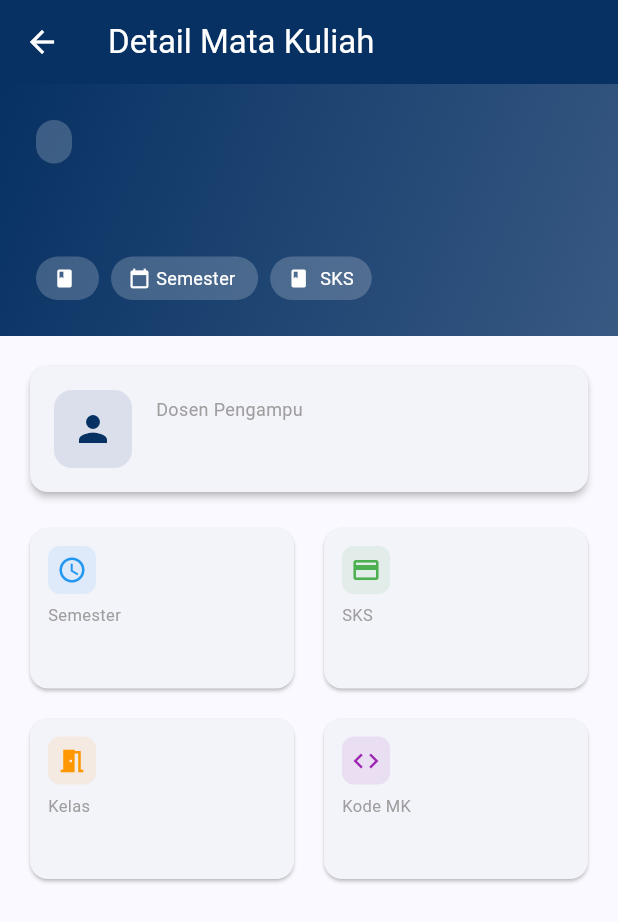
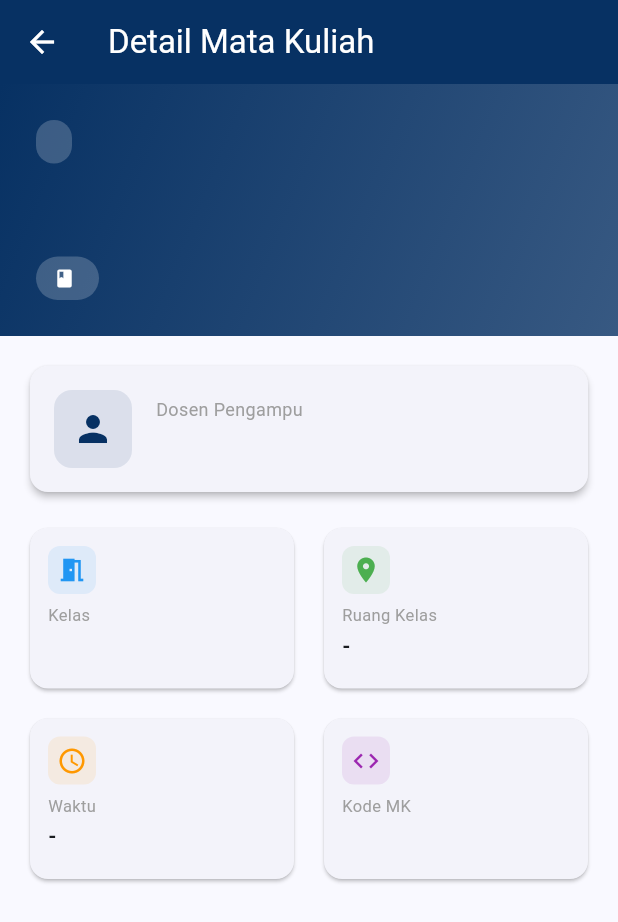
Before and after one commit to TobyG74/LMSUnindraMobile, a Flutter app: the MataKuliahDetailScreen screen opened directly with empty values, on a phone screen of 412 x 824 dp. Shown: the top 922 px of the screen. Run offline on Flutter 3.47's test engine with Material 3 defaults, Android fonts, the phone set to English and light mode, and no system bars; our stand-ins replace cookie_jar, dio, flutter_spinkit, open_filex, permission_handler, shared_preferences; missing offline and left inert: google_mlkit_text_recognition; accounts and stored records are empty; network calls fail.

Commit message:
feat: update mata kuliah display with room, time, and lecturer photo
- Replace semester and SKS with room (ruang) and time (waktu) in mata kuliah detail
- Parse room and time from div.isi_badge element
- Add lecturer photo (fotoDosen) from img[alt="Foto Dosen"]
- Display lecturer photo in detail screen instead of icon
- Update mata kuliah list to show class and time instead of SKS
- Remove semester calculation logic
- Remove debug print statements

```diff
--- a/lib/models/matakuliah_model.dart
+++ b/lib/models/matakuliah_model.dart
@@ -8,6 +8,9 @@ class MataKuliahItem {
   final String sks;
   final String dosen;
   final String? nomorHp;
+  final String? fotoDosen;
+  final String? ruang;
+  final String? waktu;
   final String encryptedKelasId;
   final IconData icon;
   final Color color;
@@ -20,6 +23,9 @@ class MataKuliahItem {
     required this.sks,
     required this.dosen,
     this.nomorHp,
+    this.fotoDosen,
+    this.ruang,
+    this.waktu,
     required this.encryptedKelasId,
     this.icon = Icons.book,
     this.color = Colors.blue,
--- a/lib/screens/matakuliah_detail_screen.dart
+++ b/lib/screens/matakuliah_detail_screen.dart
@@ -9,6 +9,9 @@ class MataKuliahDetailScreen extends StatelessWidget {
   final String sks;
   final String dosenPengampu;
   final String? nomorHpDosen;
+  final String? fotoDosen;
+  final String? ruang;
+  final String? waktu;
 
   const MataKuliahDetailScreen({
     super.key,
@@ -19,6 +22,9 @@ class MataKuliahDetailScreen extends StatelessWidget {
     required this.sks,
     required this.dosenPengampu,
     this.nomorHpDosen,
+    this.fotoDosen,
+    this.ruang,
+    this.waktu,
   });
 
   String _formatPhoneNumber(String phone) {
@@ -133,10 +139,14 @@ class MataKuliahDetailScreen extends StatelessWidget {
                   Row(
                     children: [
                       _buildHeaderChip(Icons.class_, kelas),
+                      if (ruang != null && ruang!.isNotEmpty) ...[
                         const SizedBox(width: 8),
-                      _buildHeaderChip(Icons.calendar_today, 'Semester $semester'),
+                        _buildHeaderChip(Icons.room, ruang!),
+                      ],
+                      if (waktu != null && waktu!.isNotEmpty) ...[
                         const SizedBox(width: 8),
-                      _buildHeaderChip(Icons.book, '$sks SKS'),
+                        _buildHeaderChip(Icons.schedule, waktu!),
+                      ],
                     ],
                   ),
                 ],
@@ -160,7 +170,12 @@ class MataKuliahDetailScreen extends StatelessWidget {
                         children: [
                           Row(
                             children: [
-                              Container(
+                              fotoDosen != null && fotoDosen!.isNotEmpty
+                                ? CircleAvatar(
+                                    radius: 28,
+                                    backgroundImage: NetworkImage(fotoDosen!),
+                                  )
+                                : Container(
                                     padding: const EdgeInsets.all(12),
                                     decoration: BoxDecoration(
                                       color: const Color(0xFF073163).withOpacity(0.1),
@@ -244,21 +259,37 @@ class MataKuliahDetailScreen extends StatelessWidget {
                     childAspectRatio: 1.6,
                     children: [
                       _buildInfoCard(
-                        icon: Icons.schedule,
-                        title: 'Semester',
-                        value: semester,
-                        color: Colors.blue,
-                      ),
-                      _buildInfoCard(
-                        icon: Icons.credit_card,
-                        title: 'SKS',
-                        value: sks,
-                        color: Colors.green,
-                      ),
-                      _buildInfoCard(
                         icon: Icons.meeting_room,
                         title: 'Kelas',
                         value: kelas,
+                        color: Colors.blue,
+                      ),
+                      if (ruang != null && ruang!.isNotEmpty)
+                        _buildInfoCard(
+                          icon: Icons.room,
+                          title: 'Ruang Kelas',
+                          value: ruang!,
+                          color: Colors.green,
+                        )
+                      else
+                        _buildInfoCard(
+                          icon: Icons.room,
+                          title: 'Ruang Kelas',
+                          value: '-',
+                          color: Colors.green,
+                        ),
+                      if (waktu != null && waktu!.isNotEmpty)
+                        _buildInfoCard(
+                          icon: Icons.schedule,
+                          title: 'Waktu',
+                          value: waktu!,
+                          color: Colors.orange,
+                        )
+                      else
+                        _buildInfoCard(
+                          icon: Icons.schedule,
+                          title: 'Waktu',
+                          value: '-',
                           color: Colors.orange,
                         ),
                       _buildInfoCard(
--- a/lib/screens/matakuliah_screen.dart
+++ b/lib/screens/matakuliah_screen.dart
@@ -16,6 +16,8 @@ class _MataKuliahScreenState extends State<MataKuliahScreen> {
   List<MataKuliahItem> _mataKuliahList = [];
   bool _isLoading = true;
   String? _errorMessage;
+  String? _npm;
+  String? _userPhotoUrl;
 
   final Map<String, IconData> _iconMap = {
     'Rekayasa Perangkat Lunak': Icons.code,
@@ -149,6 +151,23 @@ class _MataKuliahScreenState extends State<MataKuliahScreen> {
 
     try {
       final html = await _apiService.fetchDashboardPage();
+
+      final document = html_parser.parse(html);
+      final userBody = document.querySelector('li.user-body');
+      if (userBody != null) {
+        final strongTag = userBody.querySelector('strong');
+        if (strongTag != null) {
+          _npm = strongTag.text.trim();
+        }
+      }
+
+      final userHeader = document.querySelector('li.user-header');
+      if (userHeader != null) {
+        final imgTag = userHeader.querySelector('img.img-circle');
+        if (imgTag != null) {
+          _userPhotoUrl = imgTag.attributes['src'];
+        }
+      }
       final items = _parseMataKuliahHtml(html);
 
       setState(() {
@@ -197,6 +216,7 @@ class _MataKuliahScreenState extends State<MataKuliahScreen> {
 
         String dosen = '';
         String? nomorHp;
+        String? fotoDosen;
 
         final dosenName = card.querySelector('.widget-user-username');
         if (dosenName != null) {
@@ -214,18 +234,47 @@ class _MataKuliahScreenState extends State<MataKuliahScreen> {
           }
         }
 
+        final fotoDosenImg = card.querySelector('img[alt="Foto Dosen"]');
+        if (fotoDosenImg != null) {
+          fotoDosen = fotoDosenImg.attributes['src'];
+        }
+
         String kelas = '';
+        String? ruang;
+        String? waktu;
+
+        // Format: "Kelas: R7 |  Ruang: R.8.1-9    |  Waktu: Senin, 07:00-09:30"
+        final isiBadge = card.querySelector('div.isi_badge');
+        if (isiBadge != null) {
+          final badgeText = isiBadge.text.trim();
+
+          // Parse Kelas
+          final kelasMatch = RegExp(r'Kelas:\s*([^|]+)').firstMatch(badgeText);
+          if (kelasMatch != null) {
+            kelas = kelasMatch.group(1)?.trim() ?? '';
+          }
+
+          // Parse Ruang
+          final ruangMatch = RegExp(r'Ruang:\s*([^|]+)').firstMatch(badgeText);
+          if (ruangMatch != null) {
+            ruang = ruangMatch.group(1)?.trim();
+          }
+
+          // Parse Waktu
+          final waktuMatch = RegExp(r'Waktu:\s*(.+)').firstMatch(badgeText);
+          if (waktuMatch != null) {
+            waktu = waktuMatch.group(1)?.trim();
+          }
+        }
+
+        if (kelas.isEmpty) {
           final kelasBadge = card.querySelector('.pull-right.text-bold.badge');
           if (kelasBadge != null) {
             kelas = kelasBadge.text.trim();
           }
-
-        final scheduleLabel = card.querySelector('.label.text-green');
-        if (scheduleLabel != null) {
-          final scheduleText = scheduleLabel.text.trim();
         }
 
-        String semester = '7';
+        String semester = '1';
         String sks = '3';
 
         if (nama.isNotEmpty && kode.isNotEmpty) {
@@ -240,13 +289,15 @@ class _MataKuliahScreenState extends State<MataKuliahScreen> {
             sks: sks,
             dosen: dosen,
             nomorHp: nomorHp,
+            fotoDosen: fotoDosen,
+            ruang: ruang,
+            waktu: waktu,
             encryptedKelasId: encryptedKelasId,
             icon: icon,
             color: color,
           ));
         }
       } catch (e) {
-        print('Error parsing mata kuliah card: $e');
         continue;
       }
     }
@@ -325,17 +376,6 @@ class _MataKuliahScreenState extends State<MataKuliahScreen> {
                             crossAxisAlignment: CrossAxisAlignment.start,
                             children: [
                               Text(
-                                _mataKuliahList.isNotEmpty && _mataKuliahList[0].semester.isNotEmpty
-                                    ? 'Semester ${_mataKuliahList[0].semester}'
-                                    : 'Mata Kuliah',
-                                style: const TextStyle(
-                                  color: Colors.white,
-                                  fontSize: 20,
-                                  fontWeight: FontWeight.bold,
-                                ),
-                              ),
-                              const SizedBox(height: 4),
-                              Text(
                                 '${_mataKuliahList.length} Mata Kuliah',
                                 style: TextStyle(
                                   color: Colors.white.withOpacity(0.9),
@@ -381,6 +421,9 @@ class _MataKuliahScreenState extends State<MataKuliahScreen> {
                 sks: mk.sks,
                 dosenPengampu: mk.dosen,
                 nomorHpDosen: mk.nomorHp,
+                fotoDosen: mk.fotoDosen,
+                ruang: mk.ruang,
+                waktu: mk.waktu,
               ),
             ),
           );
@@ -424,18 +467,6 @@ class _MataKuliahScreenState extends State<MataKuliahScreen> {
                         color: Colors.grey.shade600,
                       ),
                     ),
-                    const SizedBox(height: 8),
-                    Row(
-                      children: [
-                        Flexible(
-                          child: _buildChip(
-                            Icons.person,
-                            mk.dosen,
-                            Colors.blue,
-                          ),
-                        ),
-                      ],
-                    ),
                     const SizedBox(height: 4),
                     Row(
                       children: [
@@ -444,12 +475,16 @@ class _MataKuliahScreenState extends State<MataKuliahScreen> {
                           'Kelas ${mk.kelas}',
                           Colors.green,
                         ),
+                        if (mk.waktu != null && mk.waktu!.isNotEmpty) ...[
                           const SizedBox(width: 8),
-                        _buildChip(
-                          Icons.book,
-                          '${mk.sks} SKS',
+                          Flexible(
+                            child: _buildChip(
+                              Icons.schedule,
+                              mk.waktu!,
                               Colors.orange,
                             ),
+                          ),
+                        ],
                       ],
                     ),
                   ],
```
Lines whose indentation alone changed are shown as unchanged.
